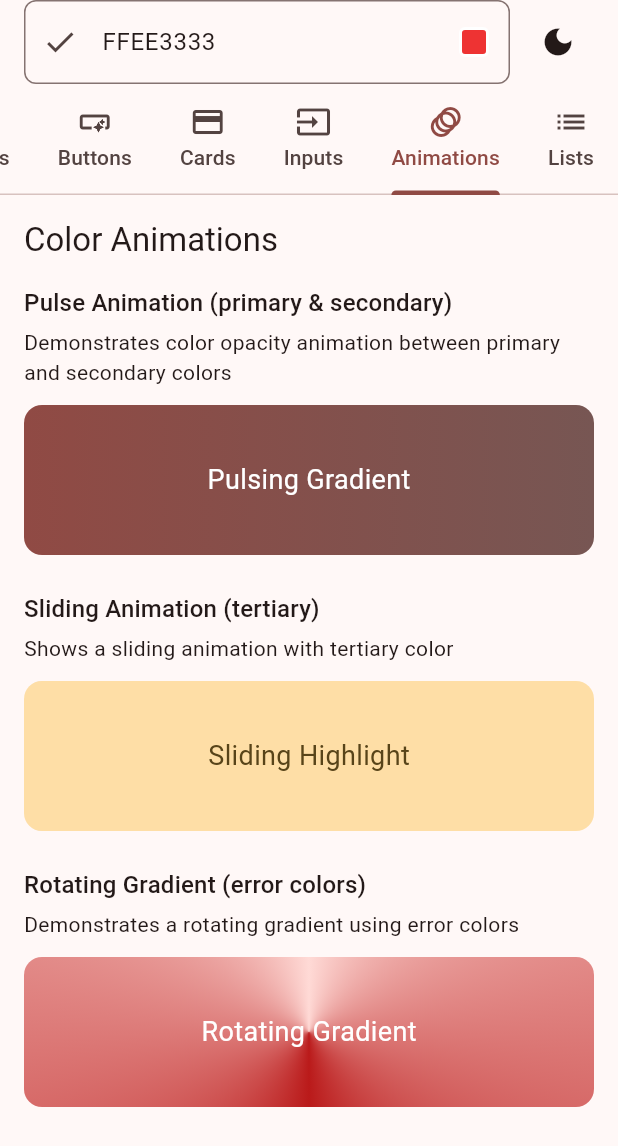
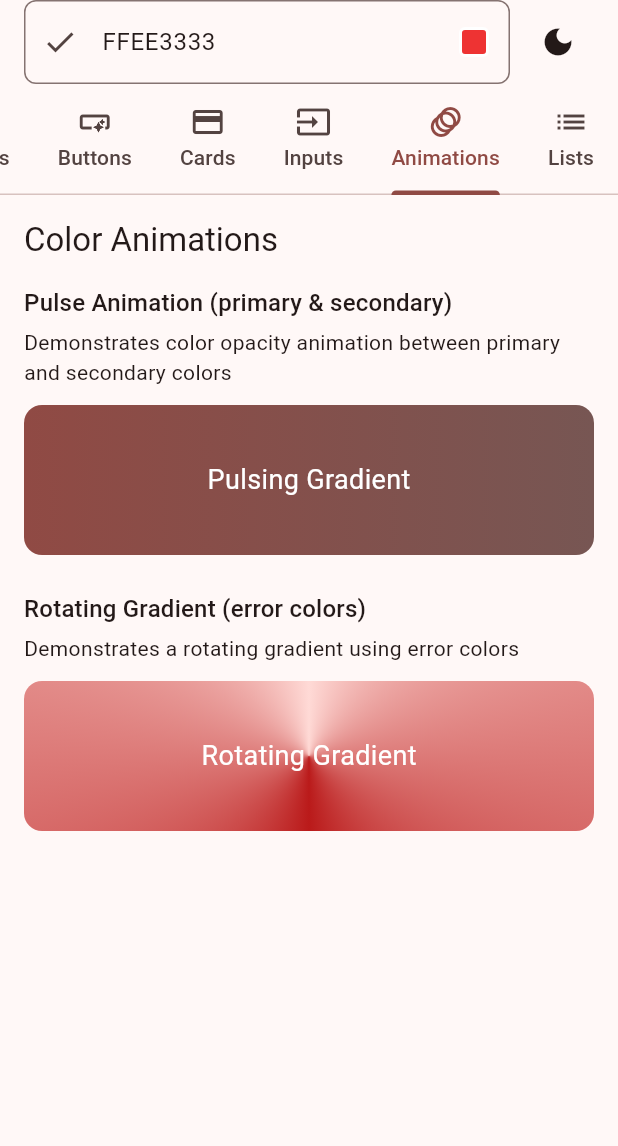
Before and after one commit to MelbourneDeveloper/seed_color_picker, a Flutter app: the screen it shows after launch, tab 5 chosen, on a phone screen of 412 x 824 dp. Shown: the top 1146 px of the screen. Run offline on Flutter 3.47's test engine with Material 3 defaults, Android fonts, the light colour scheme and no system bars; our stand-ins replace flutter_colorpicker.

Commit message:
remove broken animation

```diff
--- a/lib/animation_showcase.dart
+++ b/lib/animation_showcase.dart
@@ -11,7 +11,6 @@ class AnimationShowcase extends StatefulWidget {
 class _AnimationShowcaseState extends State<AnimationShowcase>
     with TickerProviderStateMixin {
   late final AnimationController _pulseController;
-  late final AnimationController _slideController;
   late final AnimationController _rotateController;
   late final Animation<double> _pulseAnimation;
 
@@ -30,11 +29,6 @@ class _AnimationShowcaseState extends State<AnimationShowcase>
       curve: Curves.linear,
     );
 
-    _slideController = AnimationController(
-      duration: const Duration(seconds: 3),
-      vsync: this,
-    )..repeat();
-
     _rotateController = AnimationController(
       duration: const Duration(seconds: 4),
       vsync: this,
@@ -44,7 +38,6 @@ class _AnimationShowcaseState extends State<AnimationShowcase>
   @override
   void dispose() {
     _pulseController.dispose();
-    _slideController.dispose();
     _rotateController.dispose();
     super.dispose();
   }
@@ -93,89 +86,7 @@ class _AnimationShowcaseState extends State<AnimationShowcase>
                 ),
           ),
         ),
-        AnimatedSection(
-          title: 'Sliding Animation (tertiary)',
-          description: 'Shows a sliding animation with tertiary color',
-          child: ClipRRect(
-            borderRadius: BorderRadius.circular(12),
-            child: SizedBox(
-              height: 100,
-              child: AnimatedBuilder(
-                animation: _slideController,
-                builder:
-                    (context, child) => Stack(
-                      children: [
-                        Positioned(
-                          left: _slideController.value * 300 - 100,
-                          top: 0,
-                          bottom: 0,
-                          child: Container(
-                            width: 200,
-                            decoration: BoxDecoration(
-                              gradient: LinearGradient(
-                                colors: [
-                                  Theme.of(
-                                    context,
-                                  ).colorScheme.tertiary.withValues(
-                                    alpha: 0,
-                                    red:
-                                        Theme.of(
-                                          context,
-                                        ).colorScheme.tertiary.r,
-                                    green:
-                                        Theme.of(
-                                          context,
-                                        ).colorScheme.tertiary.g,
-                                    blue:
-                                        Theme.of(
-                                          context,
-                                        ).colorScheme.tertiary.b,
-                                  ),
-                                  Theme.of(context).colorScheme.tertiary,
-                                  Theme.of(
-                                    context,
-                                  ).colorScheme.tertiary.withValues(
-                                    alpha: 0,
-                                    red:
-                                        Theme.of(
-                                          context,
-                                        ).colorScheme.tertiary.r,
-                                    green:
-                                        Theme.of(
-                                          context,
-                                        ).colorScheme.tertiary.g,
-                                    blue:
-                                        Theme.of(
-                                          context,
-                                        ).colorScheme.tertiary.b,
-                                  ),
-                                ],
-                              ),
-                            ),
-                          ),
-                        ),
-                        Container(
-                          color:
-                              Theme.of(context).colorScheme.tertiaryContainer,
-                          child: Center(
-                            child: Text(
-                              'Sliding Highlight',
-                              style: TextStyle(
-                                color:
-                                    Theme.of(
-                                      context,
-                                    ).colorScheme.onTertiaryContainer,
-                                fontSize: 18,
-                              ),
-                            ),
-                          ),
-                        ),
-                      ],
-                    ),
-              ),
-            ),
-          ),
-        ),
+
         AnimatedSection(
           title: 'Rotating Gradient (error colors)',
           description: 'Demonstrates a rotating gradient using error colors',
```
